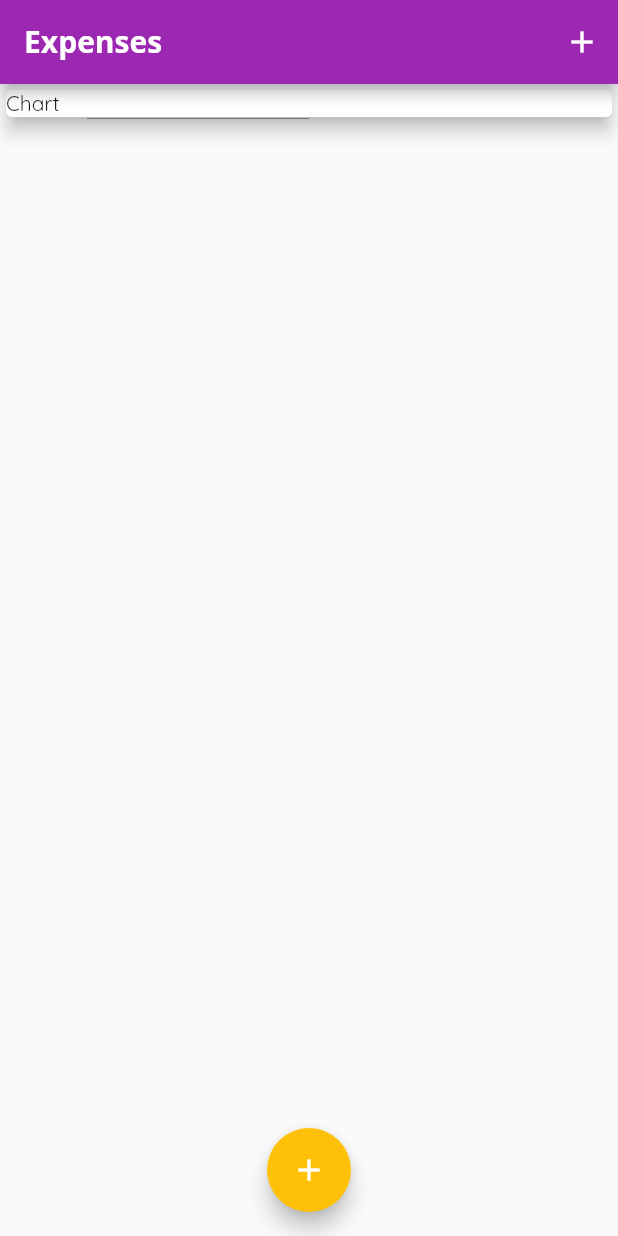
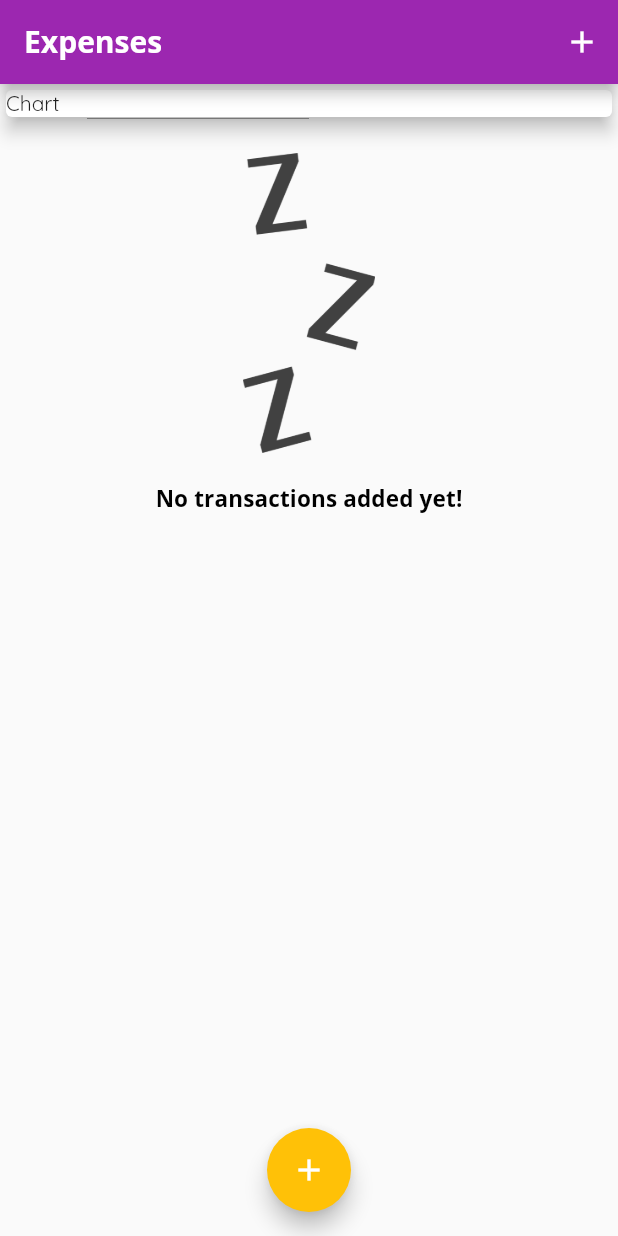
Before and after one commit to bra-alex/Flutter, a Flutter app: the screen it shows after launch, on a phone screen of 412 x 824 dp. Run offline on Flutter 3.47's test engine with Material 2 defaults, Android fonts, the phone set to English and light mode, and no system bars; our stand-ins replace audioplayers.

```diff
--- a/academind/personal_expenses/lib/widgets/transaction_list.dart
+++ b/academind/personal_expenses/lib/widgets/transaction_list.dart
@@ -10,7 +10,29 @@ class TransactionList extends StatelessWidget {
   Widget build(BuildContext context) {
     return SizedBox(
         height: 300,
-        child: ListView.builder(
+        child: transactions.isEmpty
+            ? Column(
+                children: [
+                  const SizedBox(
+                    height: 20,
+                  ),
+                  SizedBox(
+                    height: 200,
+                    child: Image.asset(
+                      'assets/images/waiting.png',
+                      fit: BoxFit.cover,
+                    ),
+                  ),
+                  const SizedBox(
+                    height: 20,
+                  ),
+                  Text(
+                    'No transactions added yet!',
+                    style: Theme.of(context).textTheme.titleSmall,
+                  ),
+                ],
+              )
+            : ListView.builder(
                 itemBuilder: (context, index) {
                   return Card(
                     child: Row(
@@ -44,7 +66,8 @@ class TransactionList extends StatelessWidget {
                               style: Theme.of(context).textTheme.titleSmall,
                             ),
                             Text(
-                        DateFormat.yMMMMd().format(transactions[index].date),
+                              DateFormat.yMMMMd()
+                                  .format(transactions[index].date),
                               style: const TextStyle(
                                 color: Colors.grey,
                               ),
--- a/academind/personal_expenses/pubspec.yaml
+++ b/academind/personal_expenses/pubspec.yaml
@@ -59,8 +59,8 @@ flutter:
   uses-material-design: true
 
   # To add assets to your application, add an assets section, like this:
-  # assets:
-  #   - images/a_dot_burr.jpeg
+  assets:
+    - assets/images/
   #   - images/a_dot_ham.jpeg
 
   # An image asset can refer to one or more resolution-specific "variants", see
```
Also changed, not shown: academind/personal_expenses/assets/images/waiting.png (added). Lines whose indentation alone changed are shown as unchanged.
